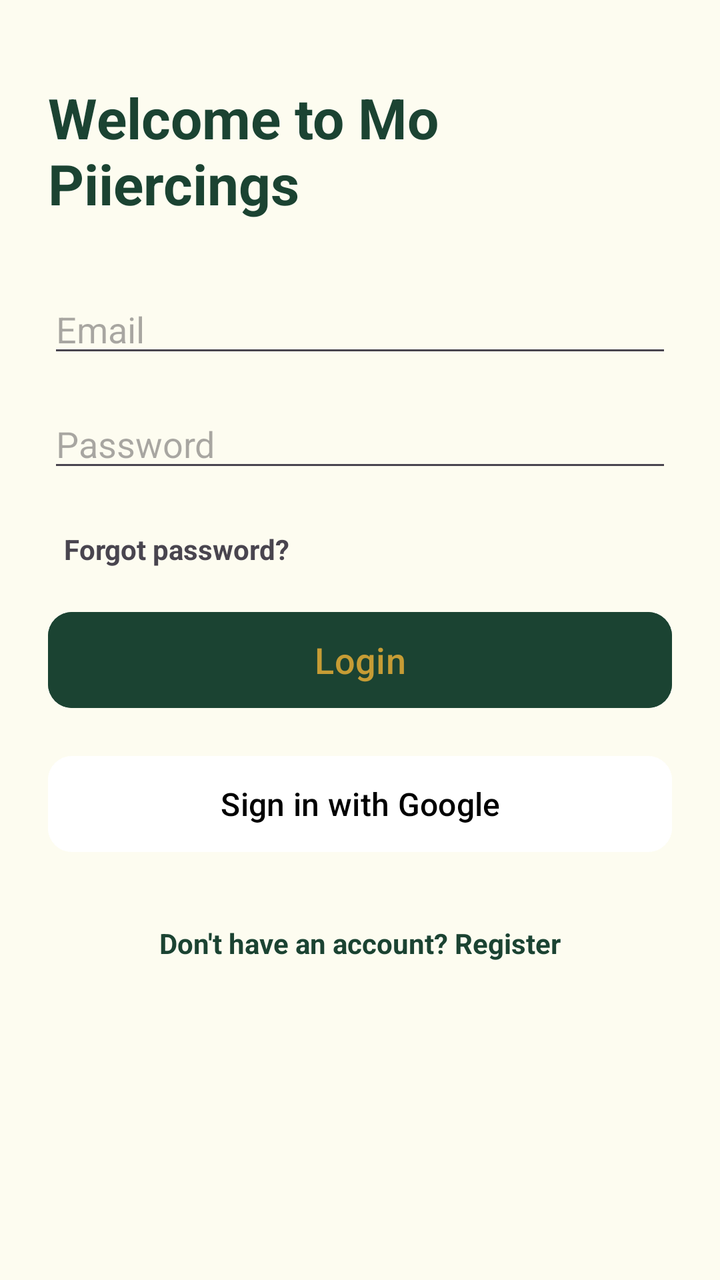
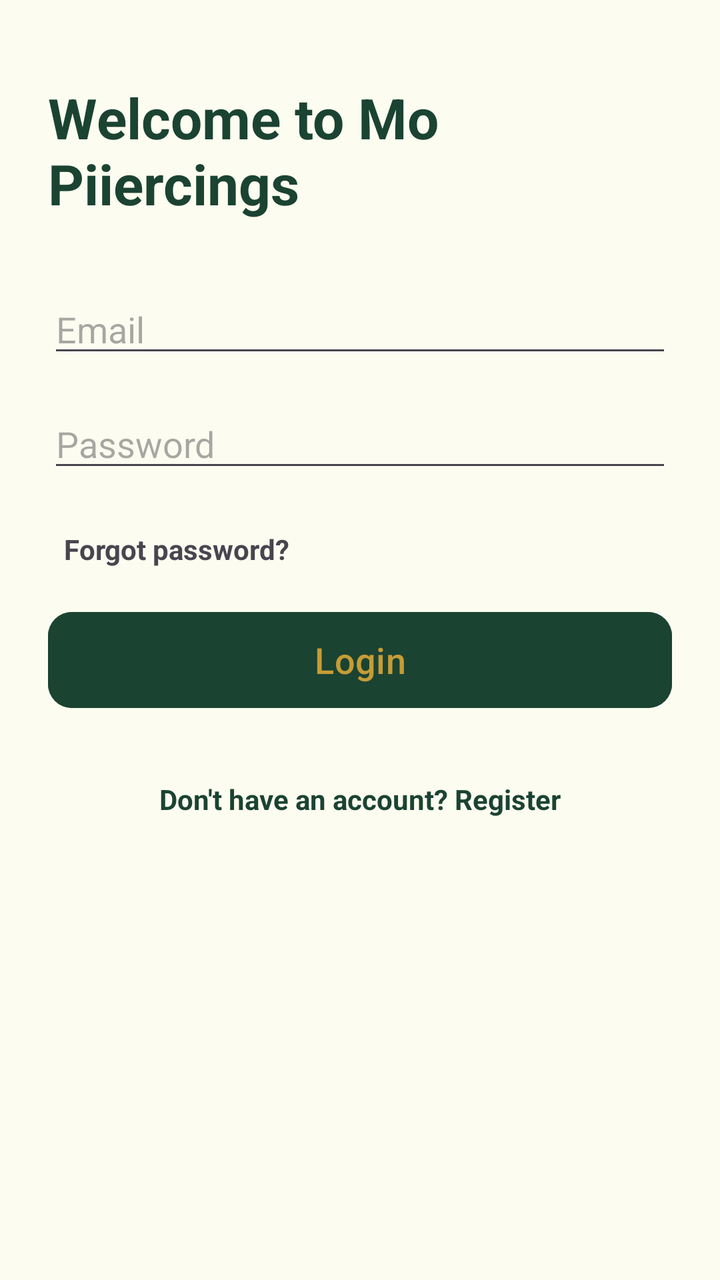

Before-and-after screenshots of an Android layout around one commit, followed by the original layout XML and the change that was made.
<!-- AndroidManifest.xml: application theme Theme.Moes -->
<!-- res/layout/activity_login_screen.xml -->
<?xml version="1.0" encoding="utf-8"?>
<ScrollView xmlns:android="http://schemas.android.com/apk/res/android"
    xmlns:app="http://schemas.android.com/apk/res-auto"
    xmlns:tools="http://schemas.android.com/tools"
    android:layout_width="match_parent"
    android:layout_height="match_parent"
    android:fillViewport="true"
    android:background="@color/moes_cream"
    tools:context=".LoginScreen">

    <LinearLayout
        android:id="@+id/main"
        android:layout_width="match_parent"
        android:layout_height="wrap_content"
        android:orientation="vertical"
        android:padding="24dp"
        android:gravity="center_horizontal">

        
        <TextView
            android:id="@+id/tvLoginTitle"
            android:layout_width="wrap_content"
            android:layout_height="wrap_content"
            android:text="Welcome to Mo Piiercings"
            android:textColor="@color/moes_forest_green"
            android:textSize="28sp"
            android:textStyle="bold"
            android:layout_marginTop="16dp" />

        
        <EditText
            android:id="@+id/edtEmailLogin"
            android:layout_width="match_parent"
            android:layout_height="wrap_content"
            android:layout_marginTop="32dp"
            android:layout_marginBottom="16dp"
            android:hint="Email"
            android:inputType="textEmailAddress" />

        <EditText
            android:id="@+id/edtPasswordLogin"
            android:layout_width="match_parent"
            android:layout_height="wrap_content"
            android:layout_marginBottom="16dp"
            android:hint="Password"
            android:inputType="textPassword" />

        
        <ProgressBar
            android:id="@+id/loginProgressBar"
            android:layout_width="wrap_content"
            android:layout_height="wrap_content"
            android:layout_marginBottom="16dp"
            android:visibility="gone"
            android:indeterminateTint="@color/moes_gold" />

        
        <TextView
            android:id="@+id/txtForgotPasswordRedirect"
            android:layout_width="wrap_content"
            android:layout_height="wrap_content"
            android:layout_gravity="start"
            android:layout_marginBottom="10dp"
            android:text="Forgot password?"
            android:textStyle="bold"
            android:padding="8dp" />

        
        <Button
            android:id="@+id/btnLogin"
            android:layout_width="match_parent"
            android:layout_height="56dp"
            android:text="Login"
            android:textSize="18sp"
            android:textAllCaps="false"
            android:backgroundTint="@color/moes_forest_green"
            android:textColor="@color/moes_gold"
            app:cornerRadius="12dp"
            android:onClick="getSavedUser" />

        
        <Button
            android:id="@+id/btnGoogleSignIn"
            android:layout_width="match_parent"
            android:layout_height="56dp"
            android:layout_marginTop="16dp"
            android:text="Sign in with Google"
            android:textSize="16sp"
            android:textAllCaps="false"
            android:backgroundTint="@color/white"
            android:textColor="@color/black"
            app:cornerRadius="12dp"
            android:onClick="signInWithGoogle" />

        
        <TextView
            android:id="@+id/txtLoginRedirect"
            android:layout_width="wrap_content"
            android:layout_height="wrap_content"
            android:layout_marginTop="24dp"
            android:text="Don't have an account? Register"
            android:textStyle="bold"
            android:textColor="@color/moes_forest_green"
            android:padding="8dp"
            android:onClick="loginRedirect" />

    </LinearLayout>
</ScrollView>
<!-- resources referenced by this layout -->
<resources>
  <color name="black">#000000</color>
  <color name="moes_cream">#FDFCF0</color>
  <color name="moes_forest_green">#1B4332</color>
  <color name="moes_gold">#C69C35</color>
  <color name="white">#FFFFFF</color>
  <style name="Theme.Moes" parent="Theme.Material3.DayNight.NoActionBar">
      
      <item name="colorPrimary">@color/moes_forest_green</item>
      <item name="colorOnPrimary">@color/moes_gold</item>
  
      
      <item name="colorSecondary">@color/moes_gold</item>
      <item name="colorOnSecondary">@color/white</item>
  
      
      <item name="android:windowBackground">@color/moes_cream</item>
      <item name="android:statusBarColor">@color/moes_dark_header</item>
  </style>
  <color name="moes_dark_header">#121212</color>
</resources>

<!-- the commit's change to res/layout/activity_login_screen.xml (unified diff, before → after) -->
@@ -78,19 +78,7 @@
             app:cornerRadius="12dp"
             android:onClick="getSavedUser" />
 
-        
-        <Button
-            android:id="@+id/btnGoogleSignIn"
-            android:layout_width="match_parent"
-            android:layout_height="56dp"
-            android:layout_marginTop="16dp"
-            android:text="Sign in with Google"
-            android:textSize="16sp"
-            android:textAllCaps="false"
-            android:backgroundTint="@color/white"
-            android:textColor="@color/black"
-            app:cornerRadius="12dp"
-            android:onClick="signInWithGoogle" />
+
 
         
         <TextView
<!-- resource entries referenced after the edit -->
@@ -1,6 +1,5 @@
 <!-- resources referenced by this layout -->
 <resources>
-  <color name="black">#000000</color>
   <color name="moes_cream">#FDFCF0</color>
   <color name="moes_forest_green">#1B4332</color>
   <color name="moes_gold">#C69C35</color>
